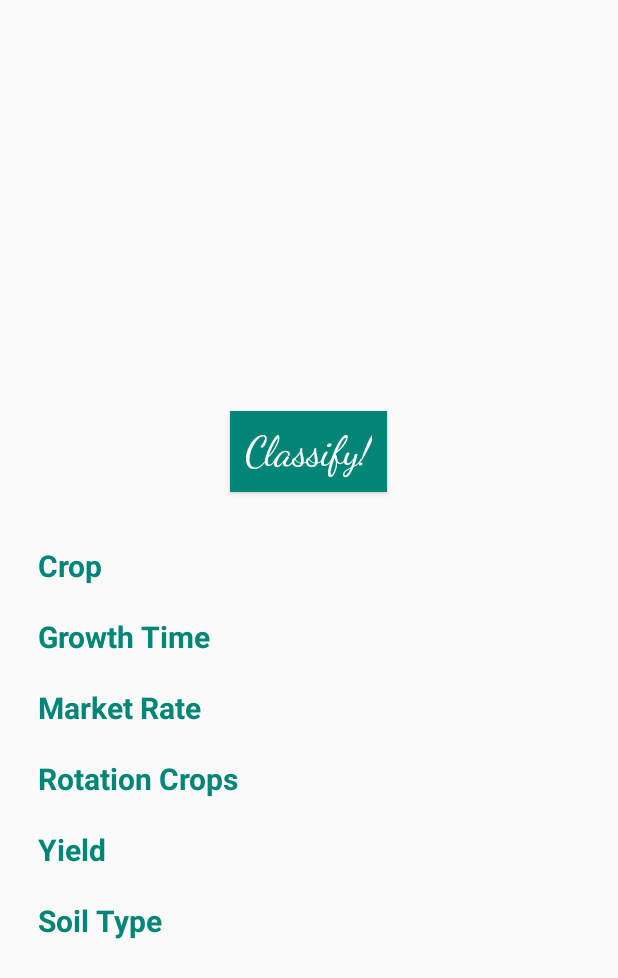
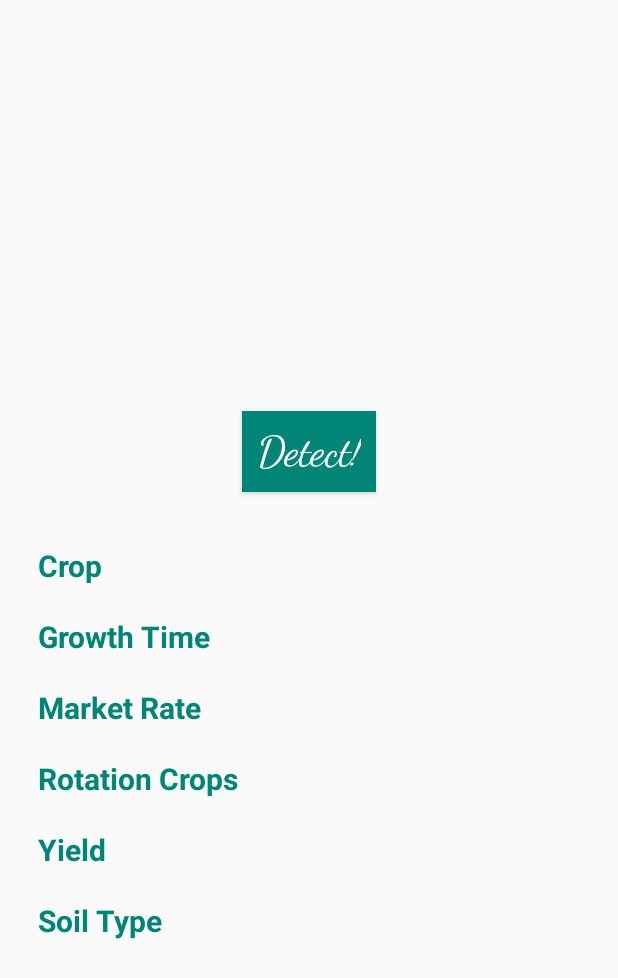
Before and after one commit to itsSiddharthGupta/SIH-Crop-Detection-App, an Android app: the Classify screen opened directly, with no data from a screen before it, on a phone screen of 412 x 824 dp. Shown: the top 978 px of the screen. Run offline under Robolectric (Android 15) with nearby library versions, the phone set to English and light mode, and no system bars; our stand-ins replace Firebase (no records; nobody signed in at launch, a user with empty details on screens opened directly); libraries missing offline, so code that uses them is left out: org.tensorflow.lite; 10 statements that could not run were skipped.

Commit message:
Disease Detection Done.

```diff
--- a/app/src/main/java/com/kars/sihpoc/Classify.java
+++ b/app/src/main/java/com/kars/sihpoc/Classify.java
@@ -11,6 +11,7 @@ import android.util.Log;
 import android.view.View;
 import android.widget.Button;
 import android.widget.ImageView;
+import android.widget.LinearLayout;
 import android.widget.TextView;
 
 import androidx.annotation.NonNull;
@@ -38,6 +39,7 @@ import java.nio.channels.FileChannel;
 import java.util.AbstractMap;
 import java.util.ArrayList;
 import java.util.Comparator;
+import java.util.HashMap;
 import java.util.List;
 import java.util.Map;
 import java.util.PriorityQueue;
@@ -67,6 +69,8 @@ public class Classify extends AppCompatActivity {
 
     // selected classifier information received from extras
     private String chosen;
+    private String labelsFile;
+    private boolean isCropDetection;
 
     // input image dimensions for the Inception Model
     private int DIM_IMG_SIZE_X = 4;
@@ -79,8 +83,11 @@ public class Classify extends AppCompatActivity {
     // activity elements
     private ImageView selected_image;
     private Button classify_button;
-    private TextView txtCropName, txtGrowthTime, txtMarketRate, txtRotationCrops, txtYield, txtSoilType;
+    private TextView txtCropName, txtGrowthTime, txtMarketRate, txtRotationCrops, txtYield, txtSoilType, txtDiseaseName, txtDiseaseInfo;
     private String file_path = null;
+
+    private LinearLayout llCropDetection, llDiseaseDetection;
+    private HashMap<String, String> diseaseMap;
 
     // priority queue that will hold the top results from the CNN
     private PriorityQueue<Map.Entry<String, Float>> sortedLabels =
@@ -97,6 +104,8 @@ public class Classify extends AppCompatActivity {
     protected void onCreate(Bundle savedInstanceState) {
         // get all selected classifier data from classifiers
         chosen = (String) getIntent().getStringExtra("chosen");
+        labelsFile = (String) getIntent().getStringExtra("labels");
+        isCropDetection = (boolean) getIntent().getBooleanExtra("cropDetection", true);
 
         // initialize array that holds image data
         intValues = new int[DIM_IMG_SIZE_X * DIM_IMG_SIZE_Y];
@@ -131,6 +140,10 @@ public class Classify extends AppCompatActivity {
         txtRotationCrops = findViewById(R.id.txtRotationCrops);
         txtYield = findViewById(R.id.txtYield);
         txtSoilType = findViewById(R.id.txtSoilType);
+        llCropDetection = findViewById(R.id.llCropDetection);
+        llDiseaseDetection = findViewById(R.id.llDiseaseDetection);
+        txtDiseaseName = findViewById(R.id.txtDiseaseName);
+        txtDiseaseInfo = findViewById(R.id.txtDiseaseInfo);
 
         // initialize imageView that displays selected image to the user
         selected_image = (ImageView) findViewById(R.id.selected_image);
@@ -141,6 +154,22 @@ public class Classify extends AppCompatActivity {
         topConfidence = new String[RESULTS_TO_SHOW];
         // classify current dispalyed image
         classify_button = (Button) findViewById(R.id.classify_image);
+
+        if(isCropDetection) {
+            llCropDetection.setVisibility(View.VISIBLE);
+            classify_button.setText("Detect!");
+        }else {
+            llDiseaseDetection.setVisibility(View.VISIBLE);
+            classify_button.setText("Diagnose!");
+            diseaseMap = new HashMap<>();
+            diseaseMap.put("Brown Spot", "Monitor soil nutrients regularly. Apply required fertilizers. For soils that are low in silicon, apply calcium silicate slag before planting. Use resistant varieties.");
+            diseaseMap.put("Cercospara Leaf Spot", "Genetic Resistance. Susceptible cultivars should not be planted within 100 yards of the previous year's infected crop. Many fungicides are available for managing the disease. However, fungicide resistance management must also be considered and monitored carefully.");
+            diseaseMap.put("Common Rust", "Apply copper sprays or sulphur powders to prevent infection. Avoid wetting the leaves when watering plants. Space your plants properly to encourage good air circulation.");
+            diseaseMap.put("Northern Leaf Blight", "Hybrid selection. Scouting. Scout for symptoms of corn leaf blight when ideal environmental conditions favour disease development, especially during or before pollination. Cultural practices. Crop rotation remains a solid tactic to help diminish disease threats.");
+            diseaseMap.put("Hispa", "Avoid over fertilizing the field. Close plant spacing results in greater leaf densities that can tolerate higher hispa numbers. Leaf tip containing blotch mines should be destroyed.");
+            diseaseMap.put("Leaf Blast", "Plant the least-susceptible varieties and use a broad-spectrum seed treatment. Grow rice in fields where flood levels are easily maintained. Damage from blast can be reduced by keeping soil flooded 2 to 4 inches deep from the time rice plants are 6 to 8 inches tall until draining for harvest.");
+        }
+
         classify_button.setOnClickListener(new View.OnClickListener() {
             @Override
             public void onClick(View view) {
@@ -224,7 +253,7 @@ public class Classify extends AppCompatActivity {
     private List<String> loadLabelList() throws IOException {
         List<String> labelList = new ArrayList<String>();
         BufferedReader reader =
-                new BufferedReader(new InputStreamReader(this.getAssets().open("croplabels.txt")));
+                new BufferedReader(new InputStreamReader(this.getAssets().open(labelsFile)));
         String line;
         while ((line = reader.readLine()) != null) {
             labelList.add(line);
@@ -252,9 +281,16 @@ public class Classify extends AppCompatActivity {
             topConfidence[i] = String.format("%.0f%%", label.getValue() * 100);
         }
 
-        // set the corresponding textviews with the results
-        txtCropName.setText(topLables[2]);
-        getAndFillCropDetails(topLables[2]);
+        if(isCropDetection) {
+            txtCropName.setText(topLables[2]);
+            getAndFillCropDetails(topLables[2]);
+        }else{
+            txtDiseaseName.setText(topLables[2]);
+            Log.e("LABELS", topLables[2] + " : " + diseaseMap.containsKey(topLables[2]) + " : " + topLables[2]);
+            if(diseaseMap!=null && diseaseMap.containsKey(topLables[2])){
+                txtDiseaseInfo.setText(diseaseMap.get(topLables[2]));
+            }
+        }
     }
 
     private void getAndFillCropDetails(String cropName){
--- a/app/src/main/res/layout/activity_classify.xml
+++ b/app/src/main/res/layout/activity_classify.xml
@@ -45,15 +45,28 @@
             android:layout_height="wrap_content"
             android:layout_margin="15dp"
             android:orientation="vertical">
+
+            <RelativeLayout
+                android:layout_width="match_parent"
+                android:layout_height="wrap_content">
+
+                <LinearLayout
+                    android:id="@+id/llCropDetection"
+                    android:layout_width="match_parent"
+                    android:layout_height="wrap_content"
+                    android:orientation="vertical"
+                    android:visibility="gone">
+
                     <LinearLayout
                         android:layout_width="match_parent"
                         android:layout_height="wrap_content"
                         android:orientation="horizontal">
+
                         <TextView
                             android:layout_width="0dp"
-                    android:layout_weight="0.4"
                             android:layout_height="wrap_content"
                             android:layout_margin="10dp"
+                            android:layout_weight="0.4"
                             android:text="Crop"
                             android:textColor="@color/colorPrimary"
                             android:textSize="20sp"
@@ -62,22 +75,23 @@
                         <TextView
                             android:id="@+id/txtCropName"
                             android:layout_width="0dp"
+                            android:layout_height="wrap_content"
+                            android:layout_margin="10dp"
                             android:layout_weight="0.6"
-                    android:layout_height="wrap_content"
-                    android:textSize="20sp"
                             android:textColor="#000"
-                    android:layout_margin="10dp"/>
+                            android:textSize="20sp" />
                     </LinearLayout>
 
                     <LinearLayout
                         android:layout_width="match_parent"
                         android:layout_height="wrap_content"
                         android:orientation="horizontal">
+
                         <TextView
                             android:layout_width="0dp"
-                    android:layout_weight="0.4"
                             android:layout_height="wrap_content"
                             android:layout_margin="10dp"
+                            android:layout_weight="0.4"
                             android:text="Growth Time"
                             android:textColor="@color/colorPrimary"
                             android:textSize="20sp"
@@ -86,22 +100,23 @@
                         <TextView
                             android:id="@+id/txtGrowthTime"
                             android:layout_width="0dp"
+                            android:layout_height="wrap_content"
+                            android:layout_margin="10dp"
                             android:layout_weight="0.6"
-                    android:layout_height="wrap_content"
-                    android:textSize="20sp"
                             android:textColor="#000"
-                    android:layout_margin="10dp"/>
+                            android:textSize="20sp" />
                     </LinearLayout>
 
                     <LinearLayout
                         android:layout_width="match_parent"
                         android:layout_height="wrap_content"
                         android:orientation="horizontal">
+
                         <TextView
                             android:layout_width="0dp"
-                    android:layout_weight="0.4"
                             android:layout_height="wrap_content"
                             android:layout_margin="10dp"
+                            android:layout_weight="0.4"
                             android:text="Market Rate"
                             android:textColor="@color/colorPrimary"
                             android:textSize="20sp"
@@ -110,22 +125,23 @@
                         <TextView
                             android:id="@+id/txtMarketRate"
                             android:layout_width="0dp"
+                            android:layout_height="wrap_content"
+                            android:layout_margin="10dp"
                             android:layout_weight="0.6"
-                    android:layout_height="wrap_content"
-                    android:textSize="20sp"
                             android:textColor="#000"
-                    android:layout_margin="10dp"/>
+                            android:textSize="20sp" />
                     </LinearLayout>
 
                     <LinearLayout
                         android:layout_width="match_parent"
                         android:layout_height="wrap_content"
                         android:orientation="horizontal">
+
                         <TextView
                             android:layout_width="0dp"
-                    android:layout_weight="0.4"
                             android:layout_height="wrap_content"
                             android:layout_margin="10dp"
+                            android:layout_weight="0.4"
                             android:text="Rotation Crops"
                             android:textColor="@color/colorPrimary"
                             android:textSize="20sp"
@@ -134,22 +150,23 @@
                         <TextView
                             android:id="@+id/txtRotationCrops"
                             android:layout_width="0dp"
+                            android:layout_height="wrap_content"
+                            android:layout_margin="10dp"
                             android:layout_weight="0.6"
-                    android:layout_height="wrap_content"
-                    android:textSize="20sp"
                             android:textColor="#000"
-                    android:layout_margin="10dp"/>
+                            android:textSize="20sp" />
                     </LinearLayout>
 
                     <LinearLayout
                         android:layout_width="match_parent"
                         android:layout_height="wrap_content"
                         android:orientation="horizontal">
+
                         <TextView
                             android:layout_width="0dp"
-                    android:layout_weight="0.4"
                             android:layout_height="wrap_content"
                             android:layout_margin="10dp"
+                            android:layout_weight="0.4"
                             android:text="Yield"
                             android:textColor="@color/colorPrimary"
                             android:textSize="20sp"
@@ -158,22 +175,23 @@
                         <TextView
                             android:id="@+id/txtYield"
                             android:layout_width="0dp"
+                            android:layout_height="wrap_content"
+                            android:layout_margin="10dp"
                             android:layout_weight="0.6"
-                    android:layout_height="wrap_content"
-                    android:textSize="20sp"
                             android:textColor="#000"
-                    android:layout_margin="10dp"/>
+                            android:textSize="20sp" />
                     </LinearLayout>
 
                     <LinearLayout
                         android:layout_width="match_parent"
                         android:layout_height="wrap_content"
                         android:orientation="horizontal">
+
                         <TextView
                             android:layout_width="0dp"
-                    android:layout_weight="0.4"
                             android:layout_height="wrap_content"
                             android:layout_margin="10dp"
+                            android:layout_weight="0.4"
                             android:text="Soil Type"
                             android:textColor="@color/colorPrimary"
                             android:textSize="20sp"
@@ -182,12 +200,62 @@
                         <TextView
                             android:id="@+id/txtSoilType"
                             android:layout_width="0dp"
+                            android:layout_height="wrap_content"
+                            android:layout_margin="10dp"
                             android:layout_weight="0.6"
+                            android:textColor="#000"
+                            android:textSize="20sp" />
+                    </LinearLayout>
+                </LinearLayout>
+
+                <LinearLayout
+                    android:id="@+id/llDiseaseDetection"
+                    android:layout_width="match_parent"
                     android:layout_height="wrap_content"
+                    android:orientation="vertical"
+                    android:visibility="gone">
+
+                    <LinearLayout
+                        android:layout_width="match_parent"
+                        android:layout_height="wrap_content"
+                        android:orientation="horizontal">
+
+                        <TextView
+                            android:layout_width="0dp"
+                            android:layout_height="wrap_content"
+                            android:layout_margin="10dp"
+                            android:layout_weight="0.4"
+                            android:text="Disease"
+                            android:textColor="@color/colorPrimary"
                             android:textSize="20sp"
+                            android:textStyle="bold" />
+
+                        <TextView
+                            android:id="@+id/txtDiseaseName"
+                            android:layout_width="0dp"
+                            android:layout_height="wrap_content"
+                            android:layout_margin="10dp"
+                            android:layout_weight="0.6"
                             android:textColor="#000"
-                    android:layout_margin="10dp"/>
+                            android:textSize="20sp" />
                     </LinearLayout>
+
+                    <View
+                        android:layout_width="match_parent"
+                        android:layout_height="2dp"
+                        android:background="@color/colorPrimary"
+                        android:layout_margin="5dp"/>
+
+                    <TextView
+                        android:id="@+id/txtDiseaseInfo"
+                        android:layout_width="match_parent"
+                        android:layout_height="wrap_content"
+                        android:layout_margin="10dp"
+                        android:layout_weight="0.6"
+                        android:textColor="#000"
+                        android:textSize="20sp"/>
+                </LinearLayout>
+            </RelativeLayout>
 
         </LinearLayout>
 
```
Also changed, not shown: app/src/main/assets/diseaselabels.txt (added, +18 -0 lines), app/src/main/java/com/kars/sihpoc/ClassifyDisease.java (added, +295 -0 lines), app/src/main/java/com/kars/sihpoc/MainActivity.java (+19 -1 lines), 1 other file. Lines whose indentation alone changed are shown as unchanged.
